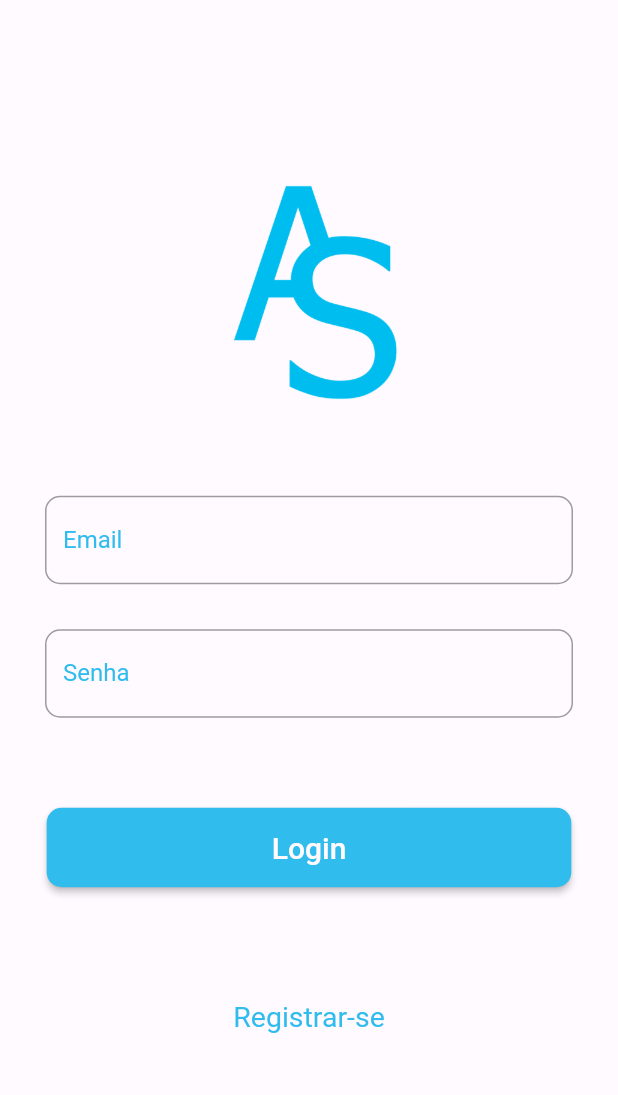
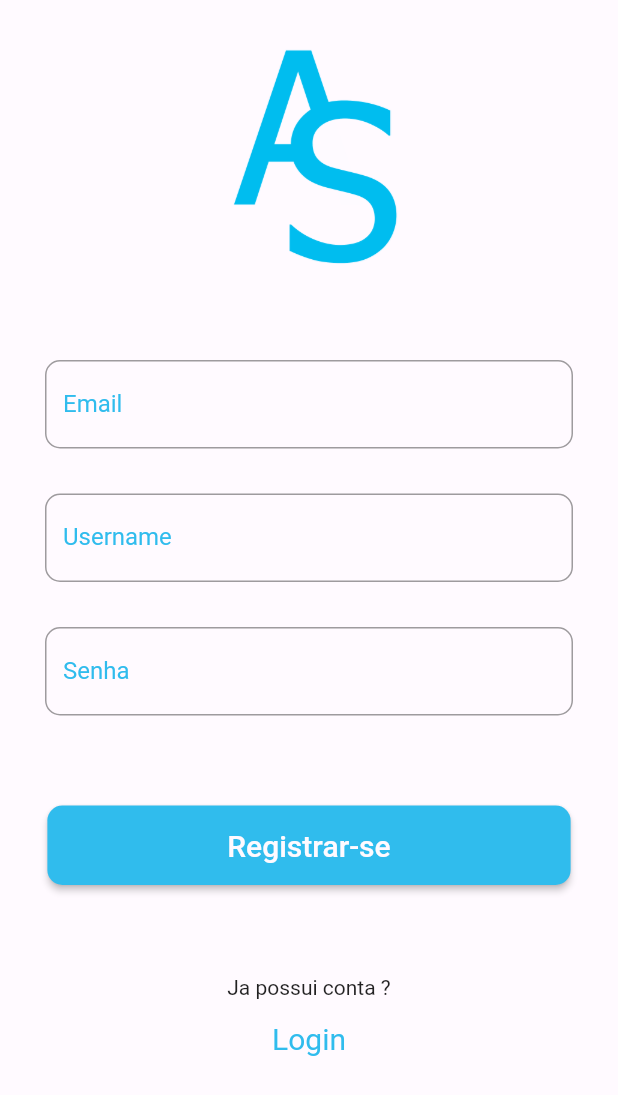
Before and after one commit to Rafael-Franchini/Gerenciador-de-projetos, a Flutter app: the screen it shows after launch, after a tap on "Registrar-se", on a phone screen of 412 x 824 dp. Shown: the top 1095 px of the screen. Run offline on Flutter 3.47's test engine with Material 2 defaults, Android fonts, the phone set to English and light mode, and no system bars.

Commit message:
up codes at

```diff
--- a/gerenciadorprojetos/lib/main.dart
+++ b/gerenciadorprojetos/lib/main.dart
@@ -1,15 +1,24 @@
 import 'package:flutter/material.dart';
+import 'package:gerenciadorprojetos/pages/grupos.dart';
+import 'package:gerenciadorprojetos/pages/registrar.dart';
 import 'package:gerenciadorprojetos/pages/tela_login.dart';
-void main(){
+
+void main() {
   runApp(MyApp());
 }
+
 class MyApp extends StatelessWidget {
   const MyApp({super.key});
   @override
   Widget build(BuildContext context) {
     return MaterialApp(
       debugShowCheckedModeBanner: false,
-      home:TelaLogin(),
+      home: TelaLogin(),
+      routes: {
+        '/registrar': (context) => Registrar(),
+        '/login': (context) => TelaLogin(),
+        '/grupos': (context) => Grupos(),
+      },
     );
   }
 }
--- a/gerenciadorprojetos/lib/pages/registrar.dart
+++ b/gerenciadorprojetos/lib/pages/registrar.dart
@@ -1 +1,144 @@
 import 'package:flutter/material.dart';
+
+class Registrar extends StatefulWidget {
+  const Registrar({super.key});
+  @override
+  State<Registrar> createState() => _LoginScreenState();
+}
+
+class _LoginScreenState extends State<Registrar> {
+  final TextEditingController emails = TextEditingController();
+  final TextEditingController usernames = TextEditingController();
+  final TextEditingController senhas = TextEditingController();
+  @override
+  Widget build(BuildContext context) {
+    return Scaffold(
+      backgroundColor: Color(0xFFFFFAFF),
+      body: Scrollbar(
+        child: Padding(
+          padding: const EdgeInsets.all(30.0),
+          child: ListView(
+            children: [
+              Column(
+                mainAxisAlignment: MainAxisAlignment.center,
+                children: [
+                  Image.asset(
+                    'assets/images/logobranca.png',
+                    width: 150,
+                    height: 150,
+                    isAntiAlias: true,
+                  ),
+                  SizedBox(
+                    height: 60,
+                  ),
+                  TextField(
+                    controller: emails,
+                    decoration: InputDecoration(
+                      border: OutlineInputBorder(
+                        borderRadius: BorderRadius.circular(10),
+                      ),
+                      labelText: 'Email',
+                      hintText: "Exemplo@exemplo.com",
+                      labelStyle: TextStyle(
+                        overflow: TextOverflow.ellipsis,
+                        color: Color(0xFF30BCED),
+                      ),
+                    ),
+                  ),
+                  SizedBox(
+                    height: 30,
+                  ),
+                  TextField(
+                    controller: usernames,
+                    decoration: InputDecoration(
+                      border: OutlineInputBorder(
+                        borderRadius: BorderRadius.circular(10),
+                      ),
+                      labelText: 'Username',
+                      hintText: "Apelido",
+                      labelStyle: TextStyle(
+                        overflow: TextOverflow.ellipsis,
+                        color: Color(0xFF30BCED),
+                      ),
+                    ),
+                  ),
+                  SizedBox(
+                    height: 30,
+                  ),
+                  TextField(
+                    controller: senhas,
+                    decoration: InputDecoration(
+                      border: OutlineInputBorder(
+                        borderRadius: BorderRadius.circular(10),
+                      ),
+                      labelText: 'Senha',
+                      labelStyle: TextStyle(
+                        overflow: TextOverflow.ellipsis,
+                        color: Color(0xFF30BCED),
+                      ),
+                    ),
+                    obscureText: true,
+                  ),
+                  SizedBox(
+                    height: 60,
+                  ),
+                  ElevatedButton(
+                    style: ElevatedButton.styleFrom(
+                      primary: Color(0xFF30BCED),
+                      shape: RoundedRectangleBorder(
+                        borderRadius: BorderRadius.circular(10),
+                      ),
+                    ),
+                    onPressed: registrar,
+                    child: Padding(
+                      padding: const EdgeInsets.symmetric(
+                        horizontal: 104.0,
+                        vertical: 15,
+                      ),
+                      child: Text(
+                        'Registrar-se',
+                        style: TextStyle(
+                          color: Color(0xFFFFFAFF),
+                          fontSize: 20,
+                        ),
+                      ),
+                    ),
+                  ),
+                  SizedBox(
+                    height: 60,
+                  ),
+                  Text("Ja possui conta ?"),
+                  TextButton(
+                    style: TextButton.styleFrom(
+                      padding:
+                          EdgeInsets.symmetric(horizontal: 60, vertical: 15),
+                      textStyle: TextStyle(
+                        fontSize: 20,
+                        color: Colors.green,
+                      ),
+                      primary: Color(0xFF30BCED),
+                      shape: RoundedRectangleBorder(
+                        borderRadius: BorderRadius.circular(10),
+                      ),
+                    ),
+                    onPressed: () {
+                      Navigator.of(context).pushNamed('/login');
+                    },
+                    child: Text("Login"),
+                  ),
+                ],
+              ),
+            ],
+          ),
+        ),
+      ),
+    );
+  }
+
+  void registrar() {
+    String pass = senhas.text;
+    String email = emails.text;
+    String username = usernames.text;
+    Navigator.of(context).pushNamed('/login');
+  }
+}
--- a/gerenciadorprojetos/lib/pages/tela_login.dart
+++ b/gerenciadorprojetos/lib/pages/tela_login.dart
@@ -1,9 +1,8 @@
-
 import 'package:flutter/material.dart';
 
 class TelaLogin extends StatelessWidget {
   TelaLogin({super.key});
-  final  TextEditingController emails = TextEditingController();
+  final TextEditingController emails = TextEditingController();
   final TextEditingController senhas = TextEditingController();
   @override
   Widget build(BuildContext context) {
@@ -12,10 +11,11 @@ class TelaLogin extends StatelessWidget {
       body: Scrollbar(
         child: Padding(
           padding: const EdgeInsets.all(30.0),
-            child: Column(
+          child: ListView(
+            children: [
+              Column(
                 mainAxisAlignment: MainAxisAlignment.center,
                 children: [
-
                   Image.asset(
                     'assets/images/logobranca.png',
                     width: 150,
@@ -32,11 +32,11 @@ class TelaLogin extends StatelessWidget {
                         borderRadius: BorderRadius.circular(10),
                       ),
                       labelText: 'Email',
+                      hintText: "Exemplo@exemplo.com",
                       labelStyle: TextStyle(
                         overflow: TextOverflow.ellipsis,
                         color: Color(0xFF30BCED),
                       ),
-
                     ),
                   ),
                   SizedBox(
@@ -61,16 +61,23 @@ class TelaLogin extends StatelessWidget {
                   ),
                   ElevatedButton(
                     style: ElevatedButton.styleFrom(
-                          primary: Color(0xFF30BCED),
+                      backgroundColor: Color(0xFF30BCED),
                       shape: RoundedRectangleBorder(
                         borderRadius: BorderRadius.circular(10),
                       ),
                     ),
-                        onPressed: login,
+                    onPressed: () {
+                      String pass = senhas.text;
+                      String email = emails.text;
+                      Navigator.of(context).pushNamed('/grupos');
+                    },
                     child: Padding(
-                          padding: const EdgeInsets.symmetric(horizontal: 134.0, vertical: 15,),
+                      padding: const EdgeInsets.symmetric(
+                        horizontal: 124.0,
+                        vertical: 15,
+                      ),
                       child: Text(
-                              'Login' ,
+                        'Login',
                         style: TextStyle(
                           color: Color(0xFFFFFAFF),
                           fontSize: 20,
@@ -81,9 +88,11 @@ class TelaLogin extends StatelessWidget {
                   SizedBox(
                     height: 60,
                   ),
+                  Text("Não possui ?"),
                   TextButton(
                     style: TextButton.styleFrom(
-                        padding: EdgeInsets.symmetric(horizontal: 60, vertical: 15),
+                      padding:
+                          EdgeInsets.symmetric(horizontal: 60, vertical: 15),
                       textStyle: TextStyle(
                         fontSize: 19,
                       ),
@@ -92,8 +101,12 @@ class TelaLogin extends StatelessWidget {
                         borderRadius: BorderRadius.circular(10),
                       ),
                     ),
-                      onPressed: registrar,
+                    onPressed: () {
+                      Navigator.of(context).pushNamed('/registrar');
+                    },
                     child: Text("Registrar-se"),
+                  ),
+                ],
               ),
             ],
           ),
@@ -101,12 +114,4 @@ class TelaLogin extends StatelessWidget {
       ),
     );
   }
-  void login(){
-    String pass= senhas.text;
-    String email= emails.text;
-    print("Login");
 }
-  void registrar(){
-    print("Registrar");
-  }
-}
```
Also changed, not shown: gerenciadorprojetos/lib/pages/grupos.dart (added, +80 -0 lines). Lines whose indentation alone changed are shown as unchanged.
